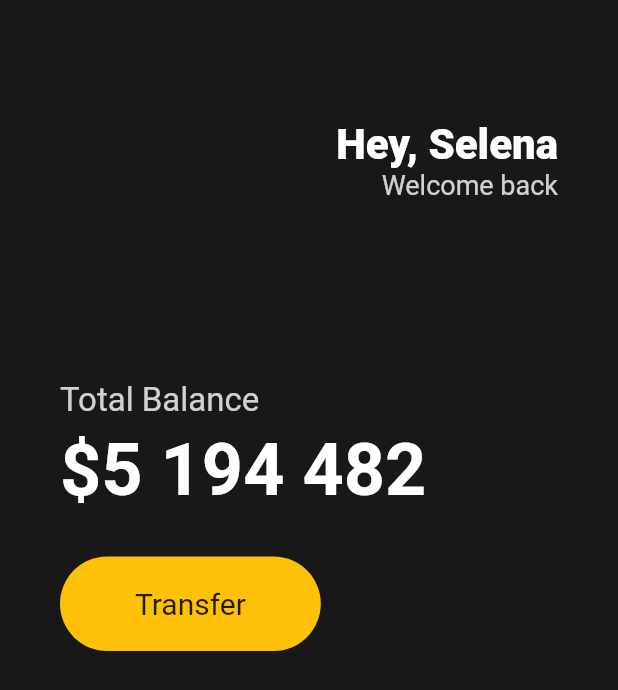
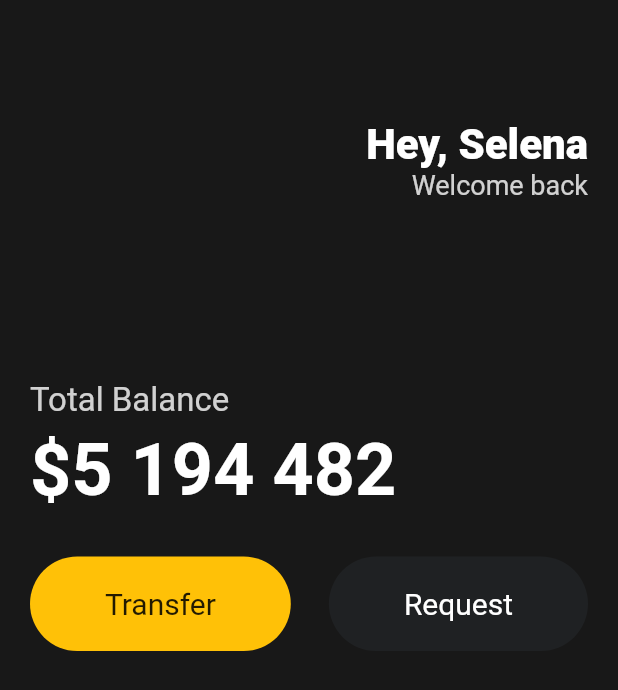
Before and after one commit to 3o14/flutter-basic, a Flutter app: the screen it shows after launch, on a phone screen of 412 x 824 dp. Shown: the top 690 px of the screen. Run offline on Flutter 3.47's test engine with Material 2 defaults, Android fonts, the phone set to English and light mode, and no system bars.

```diff
--- a/lib/main.dart
+++ b/lib/main.dart
@@ -1,7 +1,7 @@
 import 'package:flutter/material.dart';
 
 void main() {
-  runApp(App());
+  runApp(const App());
 }
 
 // StatelessWidget : 세 가지 core 위젯 중 하나
@@ -19,7 +19,7 @@ class App extends StatelessWidget {
         backgroundColor: const Color(0xFF181818),
         body: Padding(
           padding: const EdgeInsets.symmetric(
-            horizontal: 40,
+            horizontal: 20,
           ),
           child: Column(
             crossAxisAlignment: CrossAxisAlignment.start,
@@ -77,6 +77,7 @@ class App extends StatelessWidget {
                 height: 30,
               ),
               Row(
+                mainAxisAlignment: MainAxisAlignment.spaceBetween,
                 children: [
                   Container(
                     decoration: BoxDecoration(
@@ -95,6 +96,25 @@ class App extends StatelessWidget {
                         ),
                       ),
                     ),
+                  ),
+                  Container(
+                    decoration: BoxDecoration(
+                      color: const Color(0xFF1F2123),
+                      borderRadius: BorderRadius.circular(45),
+                    ),
+                    child: const Padding(
+                      padding: EdgeInsets.symmetric(
+                        vertical: 20,
+                        horizontal: 50,
+                      ),
+                      child: Text(
+                        'Request',
+                        style: TextStyle(
+                          color: Colors.white,
+                          fontSize: 20,
+                        ),
+                      ),
+                    ),
                   )
                 ],
               )
@@ -106,21 +126,25 @@ class App extends StatelessWidget {
   }
 }
 
-// 막간을 이용한 Colum과 Row 구별하기
+/*
 
-// Colum          Row
+막간을 이용한 Colum과 Row 구별하기
 
-// Colum
-// Colum    // Row Row Row
-// Colum
+Colum          Row
+
+Colum
+Colum    // Row Row Row
+Colum
 
 
-// const(파란 줄 원인) 선언 자동화하기
-// 1. vscode 명령팔레트에 > open user settings 입력
-// 2. settings.json 열기
-// 3. 아래 코드를 추가해준다.
-//  "editor.codeActionsOnSave": {
-//     "source.fixAll": true
-//   },
-// 4. tip) 코드 가이드라인 표시하기
-//   "dart.previewFlutterUiGuides": true, 추가
+const(파란 줄 원인) 선언 자동화하기
+1. vscode 명령팔레트에 > open user settings 입력
+2. settings.json 열기
+3. 아래 코드를 추가해준다.
+  "editor.codeActionsOnSave": {
+    "source.fixAll": true
+  },
+4. tip) 코드 가이드라인 표시하기
+  "dart.previewFlutterUiGuides": true, 추가
+
+*/
```
Also changed, not shown: lib/widgets/button.dart (added).
